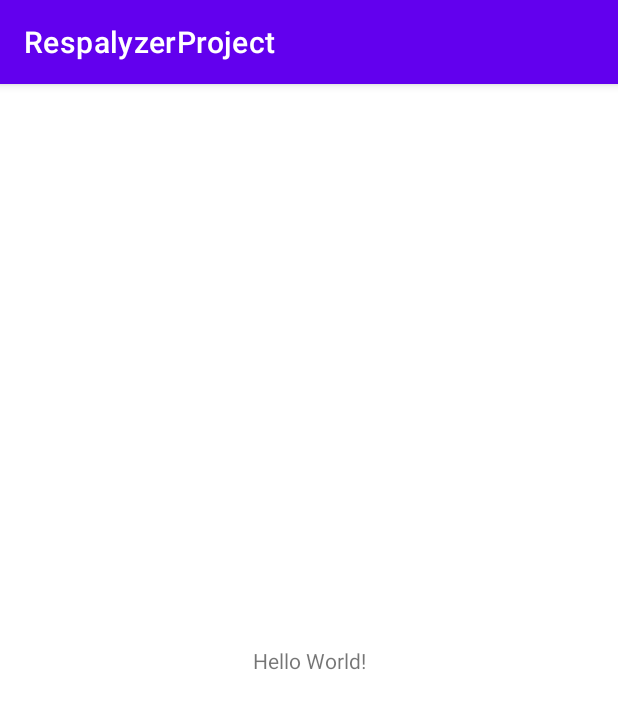
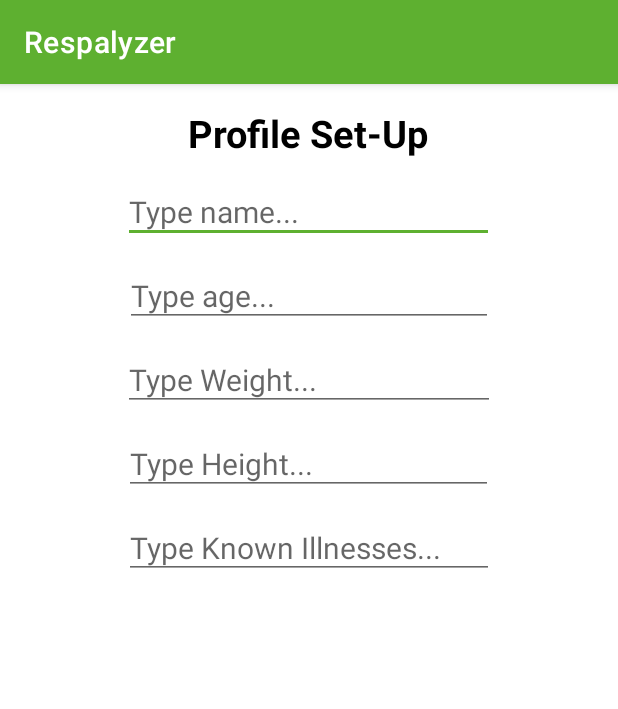
Before and after one commit to AS-Coope/RespalyzerProject, an Android app: the screen it shows after launch (MainActivity), on a phone screen of 412 x 824 dp. Shown: the top 709 px of the screen. Run offline under Robolectric (Android 15) with nearby library versions, the phone set to English and light mode, and no system bars.

Commit message:
Profile Setup Screen 1 Created
- Activity_main.xml file consists of TextViews and EditText currently
- Emergency Contact field and Submit Button not yet created
- A border.xml file was created to add borders to the EditText fields... it does not work as yet
- the themes.xml files have been updated so that the status bar and action bar are both a specific shade of green
- the strings.xml file and color.xml files have been updated to personalize the app

```diff
--- /dev/null
+++ b/app/src/main/res/drawable/border.xml
@@ -0,0 +1,15 @@
+<?xml version="1.0" encoding="utf-8"?>
+<shape
+        xmlns:android = "http://schemas.android.com/apk/res/android"
+        android:shape = "rectangle">
+        <solid
+            android:color = "@android:color/transparent"/>
+        <corners
+            android:bottomRightRadius = "12dp"
+            android:bottomLeftRadius = "12dp"
+            android:topLeftRadius = "12dp"
+            android:topRightRadius = "12dp" />
+        <stroke
+            android:color = "#ffffff"
+            android:width = "5dp"/>
+</shape>
--- a/app/src/main/res/layout/activity_main.xml
+++ b/app/src/main/res/layout/activity_main.xml
@@ -1,18 +1,97 @@
 <?xml version="1.0" encoding="utf-8"?>
-<androidx.constraintlayout.widget.ConstraintLayout xmlns:android="http://schemas.android.com/apk/res/android"
+<LinearLayout xmlns:android="http://schemas.android.com/apk/res/android"
     xmlns:app="http://schemas.android.com/apk/res-auto"
     xmlns:tools="http://schemas.android.com/tools"
     android:layout_width="match_parent"
-    android:layout_height="match_parent"
+    android:layout_height="wrap_content"
+    android:orientation = "vertical"
+    android:layout_marginTop="15dp"
+    android:gravity="center_horizontal"
     tools:context=".MainActivity">
 
     <TextView
         android:layout_width="wrap_content"
         android:layout_height="wrap_content"
-        android:text="Hello World!"
-        app:layout_constraintBottom_toBottomOf="parent"
-        app:layout_constraintEnd_toEndOf="parent"
-        app:layout_constraintStart_toStartOf="parent"
-        app:layout_constraintTop_toTopOf="parent" />
+        android:text="@string/profile_setup_screen1_heading"
+        android:textSize = "25sp"
+        android:textStyle = "bold"
+        android:textColor = "@color/black"
+        />
 
-</androidx.constraintlayout.widget.ConstraintLayout>
+
+    <EditText
+        android:id = "@+id/userNameField"
+
+        android:layout_width="wrap_content"
+        android:layout_height="wrap_content"
+        android:layout_marginTop = "10dp"
+        android:paddingTop = "11dp"
+        android:paddingBottom = "7dp"
+        android:paddingRight = "130dp"
+
+        android:hint = "@string/usernameHint"
+        android:importantForAutofill="yes"
+        android:textSize = "20sp"
+        />
+
+    <EditText
+        android:id = "@+id/userAge"
+
+        android:layout_width="wrap_content"
+        android:layout_height="wrap_content"
+        android:layout_marginTop = "10dp"
+        android:paddingTop = "11dp"
+        android:paddingBottom = "7dp"
+        android:paddingRight = "145dp"
+
+        android:hint = "@string/userAgeHint"
+        android:importantForAutofill="yes"
+        android:textSize = "20sp"
+        />
+
+    <EditText
+        android:id = "@+id/userWeight"
+
+        android:layout_width="wrap_content"
+        android:layout_height="wrap_content"
+        android:layout_marginTop = "10dp"
+        android:paddingTop = "11dp"
+        android:paddingBottom = "7dp"
+        android:paddingRight = "118dp"
+
+        android:hint = "@string/userWeightHint"
+        android:importantForAutofill="yes"
+        android:textSize = "20sp"
+        />
+
+    <EditText
+        android:id = "@+id/userHeight"
+
+        android:layout_width="wrap_content"
+        android:layout_height="wrap_content"
+        android:layout_marginTop = "10dp"
+        android:paddingTop = "11dp"
+        android:paddingBottom = "7dp"
+        android:paddingRight = "120dp"
+
+        android:hint = "@string/userHeightHint"
+        android:importantForAutofill="yes"
+        android:textSize = "20sp"
+        />
+
+    <EditText
+        android:id = "@+id/userKnownIllnesses"
+
+        android:layout_width="wrap_content"
+        android:layout_height="wrap_content"
+        android:layout_marginTop = "10dp"
+        android:paddingTop = "11dp"
+        android:paddingBottom = "7dp"
+        android:paddingRight = "35dp"
+
+        android:hint = "@string/userKnownIllnessesHint"
+        android:importantForAutofill="yes"
+        android:textSize = "20sp"
+        />
+
+</LinearLayout>
--- a/app/src/main/res/values-night/themes.xml
+++ b/app/src/main/res/values-night/themes.xml
@@ -2,13 +2,13 @@
     <!-- Base application theme. -->
     <style name="Theme.RespalyzerProject" parent="Theme.MaterialComponents.DayNight.DarkActionBar">
         <!-- Primary brand color. -->
-        <item name="colorPrimary">@color/purple_200</item>
-        <item name="colorPrimaryVariant">@color/purple_700</item>
-        <item name="colorOnPrimary">@color/black</item>
+        <item name="colorPrimary">@color/sharp_green</item>
+        <item name="colorPrimaryVariant">@color/less_sharp_green</item>
+        <item name="colorOnPrimary">@color/white</item>
         <!-- Secondary brand color. -->
-        <item name="colorSecondary">@color/teal_200</item>
-        <item name="colorSecondaryVariant">@color/teal_200</item>
-        <item name="colorOnSecondary">@color/black</item>
+        <item name="colorSecondary">@color/sharp_green</item>
+        <item name="colorSecondaryVariant">@color/less_sharp_green</item>
+        <item name="colorOnSecondary">@color/white</item>
         <!-- Status bar color. -->
         <item name="android:statusBarColor">?attr/colorPrimaryVariant</item>
         <!-- Customize your theme here. -->
--- a/app/src/main/res/values/colors.xml
+++ b/app/src/main/res/values/colors.xml
@@ -7,4 +7,6 @@
     <color name="teal_700">#FF018786</color>
     <color name="black">#FF000000</color>
     <color name="white">#FFFFFFFF</color>
+    <color name="sharp_green">#5EB030</color>
+    <color name="less_sharp_green">#7BB55B</color>
 </resources>
--- a/app/src/main/res/values/strings.xml
+++ b/app/src/main/res/values/strings.xml
@@ -1,3 +1,11 @@
 <resources>
-    <string name="app_name">RespalyzerProject</string>
+    <string name="app_name">Respalyzer</string>
+
+
+    <string name="profile_setup_screen1_heading">Profile Set-Up</string>
+    <string name="usernameHint">Type name...</string>
+    <string name="userAgeHint">Type age...</string>
+    <string name="userWeightHint">Type Weight...</string>
+    <string name="userHeightHint">Type Height...</string>
+    <string name="userKnownIllnessesHint">Type Known Illnesses...</string>
 </resources>
--- a/app/src/main/res/values/themes.xml
+++ b/app/src/main/res/values/themes.xml
@@ -2,13 +2,13 @@
     <!-- Base application theme. -->
     <style name="Theme.RespalyzerProject" parent="Theme.MaterialComponents.DayNight.DarkActionBar">
         <!-- Primary brand color. -->
-        <item name="colorPrimary">@color/purple_500</item>
-        <item name="colorPrimaryVariant">@color/purple_700</item>
+        <item name="colorPrimary">@color/sharp_green</item>
+        <item name="colorPrimaryVariant">@color/less_sharp_green</item>
         <item name="colorOnPrimary">@color/white</item>
         <!-- Secondary brand color. -->
-        <item name="colorSecondary">@color/teal_200</item>
-        <item name="colorSecondaryVariant">@color/teal_700</item>
-        <item name="colorOnSecondary">@color/black</item>
+        <item name="colorSecondary">@color/sharp_green</item>
+        <item name="colorSecondaryVariant">@color/less_sharp_green</item>
+        <item name="colorOnSecondary">@color/white</item>
         <!-- Status bar color. -->
         <item name="android:statusBarColor">?attr/colorPrimaryVariant</item>
         <!-- Customize your theme here. -->
```
